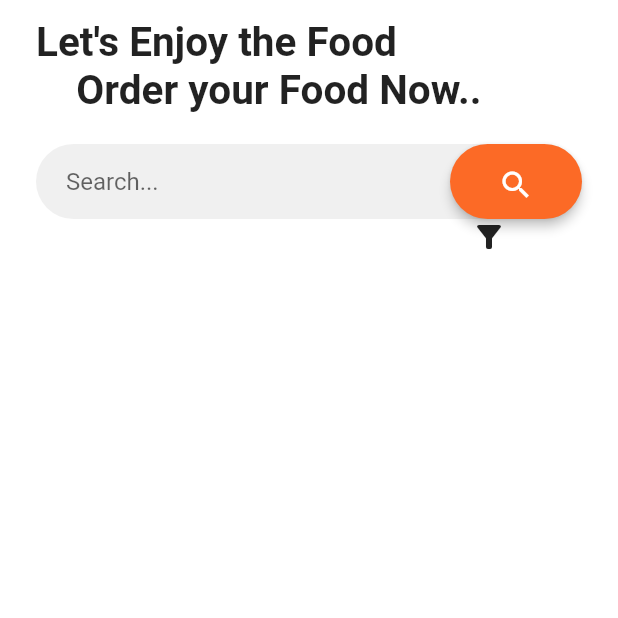
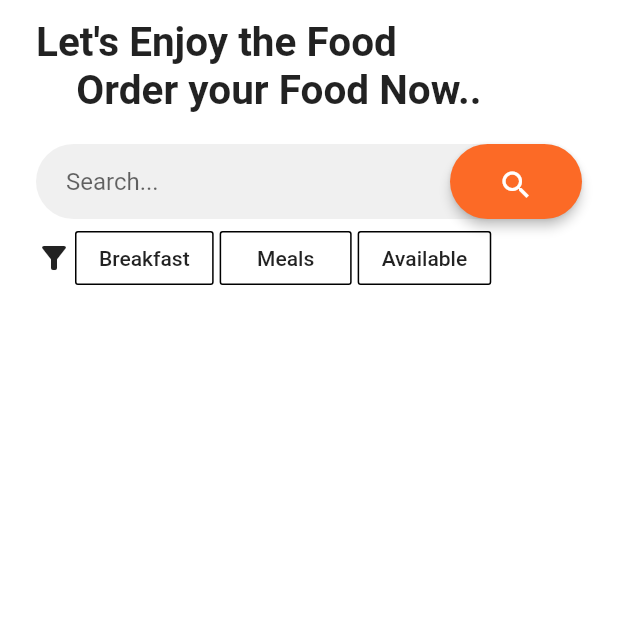
Before and after one commit to ssumanthh/Sahyadri_FoodCourt, a Flutter app: the Home_page screen opened directly with empty values, on a phone screen of 412 x 824 dp, the top half of it. Run offline on Flutter 3.47's test engine with Material 2 defaults, Android fonts, the phone set to English and light mode, and no system bars; our stand-ins replace cloud_firestore, firebase_auth, firebase_core, lottie; accounts and stored records are empty.

Commit message:
changed filter design

```diff
--- a/lib/widgets/home_page.dart
+++ b/lib/widgets/home_page.dart
@@ -21,7 +21,14 @@ enum AuthStatus {
 
 AuthStatus authStatus = AuthStatus.home;
 bool filter = false;
+bool afilter = false;
+bool search = false;
 String filterType = '';
+bool bpress = false;
+bool mpress = false;
+bool apress = false;
+TextEditingController searchControler = TextEditingController();
+
 class _Home_pageState extends State<Home_page> {
   Widget _buildGride(QuerySnapshot? snapshot) {
     return GridView.builder(
@@ -30,7 +37,6 @@ class _Home_pageState extends State<Home_page> {
         itemCount: snapshot!.docs.length,
         itemBuilder: (context, index) {
           final doc = snapshot.docs[index];
-
           return Foodcard(
               auth: widget.auth,
               fd: doc.id,
@@ -43,28 +49,11 @@ class _Home_pageState extends State<Home_page> {
   }
 
   @override
- Widget build (BuildContext context){
+  Widget build(BuildContext context) {
     return Scaffold(
-     backgroundColor : Colors.white ,
-     body: filter
-              ? StreamBuilder<QuerySnapshot>(
-                  stream: FirebaseFirestore.instance
-                      .collection("food")
-                      .where(
-                        'type',
-                        isEqualTo: filterType,
-                      )
-                      .snapshots(),
-                  builder: (context, snapshot) {
-                    print(snapshot.data);
-                    if (!snapshot.hasData) return LinearProgressIndicator();
-                    if (snapshot.hasError) return CircularProgressIndicator();
-                    return _buildGride(snapshot.data);
-                  },
-                )
-              : Padding(
-                  padding:
-                      EdgeInsets.symmetric(horizontal: 24.0, vertical: 12.0),
+        backgroundColor: Colors.white,
+        body: Padding(
+          padding: EdgeInsets.symmetric(horizontal: 24.0, vertical: 12.0),
           child: Column(
             mainAxisAlignment: MainAxisAlignment.start,
             crossAxisAlignment: CrossAxisAlignment.start,
@@ -91,6 +80,21 @@ class _Home_pageState extends State<Home_page> {
                   children: [
                     Expanded(
                         child: TextField(
+                      onChanged: (value) {
+                        if (value.isNotEmpty) {
+                          setState(() {
+                            search = true;
+                            mpress = false;
+                            bpress = false;
+                            apress = false;
+                          });
+                        } else {
+                          setState(() {
+                            search = false;
+                          });
+                        }
+                      },
+                      controller: searchControler,
                       decoration: InputDecoration(
                         hintText: "Search... ",
                         border: InputBorder.none,
@@ -102,10 +106,15 @@ class _Home_pageState extends State<Home_page> {
                       shape: RoundedRectangleBorder(
                         borderRadius: BorderRadius.circular(30.0),
                       ),
-                              onPressed: () {},
+                      onPressed: () {
+                        if(searchControler.text.isNotEmpty)
+                        setState(() {
+                          search = true;
+
+                        });
+                      },
                       child: Padding(
-                                padding:
-                                    const EdgeInsets.symmetric(vertical: 15.0),
+                        padding: const EdgeInsets.symmetric(vertical: 15.0),
                         child: Icon(
                           Icons.search,
                           color: Colors.white,
@@ -116,25 +125,111 @@ class _Home_pageState extends State<Home_page> {
                   ],
                 ),
               ),
+              Row(
+                children: [
+                  Icon(Icons.filter_list_alt),
+
                   Padding(
-                        padding: EdgeInsets.only(left: 290),
-                        child: PopupMenuButton(
-                          child: Icon(Icons.filter_list_alt),
-                          itemBuilder: (BuildContext context) {
-                            return {'breakfast', 'meals'}.map((String choice) {
-                              return PopupMenuItem<String>(
-                                  value: choice, child: Button(choice));
-                            }).toList();
-                          },
+                    padding: const EdgeInsets.all(2.0),
+                    child: OutlineButton(
+                        borderSide: BorderSide(
+                            color: bpress ? Color(0xFFfc6a26) : Colors.black,
+                            width: 1),
+                        hoverColor: Color(0xFFfc6a26),
+                        focusColor: Color(0xFFfc6a26),
+                        child: Text('Breakfast'),
+                        onPressed: () {
+                          setState(() {
+                            bpress = !bpress;
+                            filter = false;
+                            mpress = false;
+                            apress = false;
+                          });
+                          if (bpress) {
+                            setState(() {
+                              filterType = "breakfast";
+                              filter = true;
+                            });
+                          }
+                        }),
                   ),
+                  Padding(
+                    padding: const EdgeInsets.all(2.0),
+                    child: OutlineButton(
+                        borderSide: BorderSide(
+                            color: mpress ? Color(0xFFfc6a26) : Colors.black,
+                            width: 1),
+                        child: Text('Meals'),
+                        onPressed: () {
+                          setState(() {
+                            mpress = !mpress;
+                            bpress = false;
+                            apress = false;
+                            filter = false;
+                          });
+                          if (mpress) {
+                            setState(() {
+                              filterType = "meals";
+                              filter = true;
+                            });
+                          }
+                        }),
+                  ),
+                  Padding(
+                    padding: const EdgeInsets.all(2.0),
+                    child: OutlineButton(
+                        borderSide: BorderSide(
+                            color: apress ? Color(0xFFfc6a26) : Colors.black,
+                            width: 1),
+                        child: Text('Available'),
+                        onPressed: () {
+                          setState(() {
+                            apress = !apress;
+                            filter = false;
+                            mpress = false;
+                            bpress = false;
+                          });
+                          if (apress) {
+                            setState(() {
+                              filterType = "meals";
+                              afilter = true;
+                            });
+                          }
+                        }),
+                  ),
+                  // OutlineButton(child:Text('Veg'),onPressed: (){}),
+                ],
               ),
 
               //build the food menu
               //I'm going to create a custom widget
 
-                      StreamBuilder<QuerySnapshot>(
+              search
+                  ? StreamBuilder<QuerySnapshot>(
                       stream: FirebaseFirestore.instance
                           .collection("food")
+                          .where(
+                            'name',
+                            isGreaterThanOrEqualTo: searchControler.text,
+                          )
+                          .where('name', isLessThan: searchControler.text + 'z')
+                          .snapshots(),
+                      builder: (context, snapshot) {
+                        print(snapshot.data);
+                        if (!snapshot.hasData) return LinearProgressIndicator();
+                        if (snapshot.hasError)
+                          return CircularProgressIndicator();
+                        return Expanded(child: _buildGride(snapshot.data));
+                      },
+                    )
+                  : filter
+                      ? StreamBuilder<QuerySnapshot>(
+                          stream: FirebaseFirestore.instance
+                              .collection("food")
+                              .where(
+                                'type',
+                                isEqualTo: filterType,
+                              )
                               .snapshots(),
                           builder: (context, snapshot) {
                             print(snapshot.data);
@@ -145,12 +240,44 @@ class _Home_pageState extends State<Home_page> {
                             return Expanded(child: _buildGride(snapshot.data));
                           },
                         )
+                      : afilter
+                          ? StreamBuilder<QuerySnapshot>(
+                              stream: FirebaseFirestore.instance
+                                  .collection("food")
+                                  .where(
+                                    'available',
+                                    isGreaterThan: 0,
+                                  )
+                                  .snapshots(),
+                              builder: (context, snapshot) {
+                                print(snapshot.data);
+                                if (!snapshot.hasData)
+                                  return Expanded(child: Loading());
+                                if (snapshot.hasError)
+                                  return CircularProgressIndicator();
+                                return Expanded(
+                                    child: _buildGride(snapshot.data));
+                              },
+                            )
+                          : StreamBuilder<QuerySnapshot>(
+                              stream: FirebaseFirestore.instance
+                                  .collection("food")
+                                  .snapshots(),
+                              builder: (context, snapshot) {
+                                print(snapshot.data);
+                                if (!snapshot.hasData)
+                                  return Expanded(child: Loading());
+                                if (snapshot.hasError)
+                                  return CircularProgressIndicator();
+                                return Expanded(
+                                    child: _buildGride(snapshot.data));
+                              },
+                            )
             ],
           ),
-                )
-     );
+        ));
+  }
 
- }
   Widget Button(String filtersType) {
     return FlatButton(
         onPressed: () {
```
Lines whose indentation alone changed are shown as unchanged.
